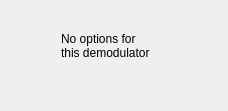
First picture: the form in src/qtgui/demod_options.ui, repository vladisslav2011/gqrx, before the edit.
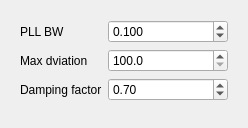
Second picture: the form after the edit. Icons and pictures are not drawn.

```diff
--- a/src/qtgui/demod_options.ui
+++ b/src/qtgui/demod_options.ui
@@ -6,8 +6,8 @@
    <rect>
     <x>0</x>
     <y>0</y>
-    <width>228</width>
-    <height>111</height>
+    <width>248</width>
+    <height>128</height>
    </rect>
   </property>
   <property name="windowTitle">
@@ -355,26 +355,80 @@
       </layout>
      </widget>
      <widget class="QWidget" name="demodFmPll">
-      <widget class="QLabel" name="label_3">
-       <property name="geometry">
-        <rect>
-         <x>50</x>
-         <y>20</y>
-         <width>94</width>
-         <height>29</height>
-        </rect>
-       </property>
-       <property name="sizePolicy">
-        <sizepolicy hsizetype="Maximum" vsizetype="Maximum">
-         <horstretch>0</horstretch>
-         <verstretch>0</verstretch>
-        </sizepolicy>
-       </property>
+      <layout class="QFormLayout" name="formLayout_2">
+       <item row="2" column="1">
+        <widget class="QDoubleSpinBox" name="pllBwSpinBox">
+         <property name="decimals">
+          <number>3</number>
+         </property>
+         <property name="minimum">
+          <double>0.001000000000000</double>
+         </property>
+         <property name="maximum">
+          <double>0.500000000000000</double>
+         </property>
+         <property name="singleStep">
+          <double>0.001000000000000</double>
+         </property>
+         <property name="value">
+          <double>0.100000000000000</double>
+         </property>
+        </widget>
+       </item>
+       <item row="2" column="0">
+        <widget class="QLabel" name="labelBw">
        <property name="text">
-        <string>No options for
-this demodulator</string>
-       </property>
-      </widget>
+          <string>PLL BW</string>
+         </property>
+        </widget>
+       </item>
+       <item row="3" column="0">
+        <widget class="QLabel" name="labelMaxdev">
+         <property name="text">
+          <string>Max dviation</string>
+         </property>
+        </widget>
+       </item>
+       <item row="3" column="1">
+        <widget class="QDoubleSpinBox" name="maxdevSpinBox">
+         <property name="decimals">
+          <number>1</number>
+         </property>
+         <property name="minimum">
+          <double>100.000000000000000</double>
+         </property>
+         <property name="maximum">
+          <double>25000.000000000000000</double>
+         </property>
+         <property name="singleStep">
+          <double>100.000000000000000</double>
+         </property>
+        </widget>
+       </item>
+       <item row="4" column="0">
+        <widget class="QLabel" name="labelDampingFactor">
+         <property name="text">
+          <string>Damping factor</string>
+         </property>
+        </widget>
+       </item>
+       <item row="4" column="1">
+        <widget class="QDoubleSpinBox" name="dampingfactorSpinBox">
+         <property name="minimum">
+          <double>0.010000000000000</double>
+         </property>
+         <property name="maximum">
+          <double>1.000000000000000</double>
+         </property>
+         <property name="singleStep">
+          <double>0.010000000000000</double>
+         </property>
+         <property name="value">
+          <double>0.700000000000000</double>
+         </property>
+        </widget>
+       </item>
+      </layout>
      </widget>
     </widget>
    </item>
```
Left out of the diff: 88 changed lines with no effect on the pictures. Lines whose indentation alone changed are shown as unchanged.
